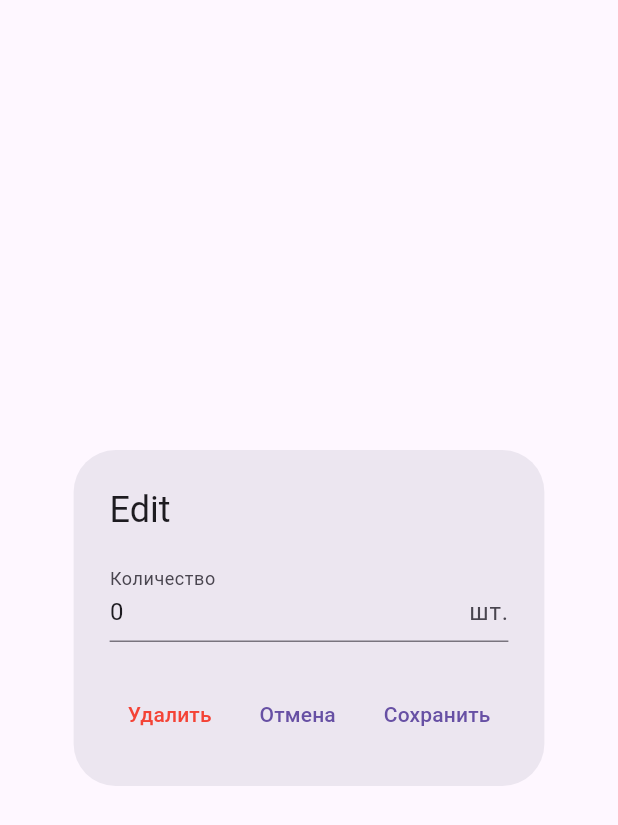
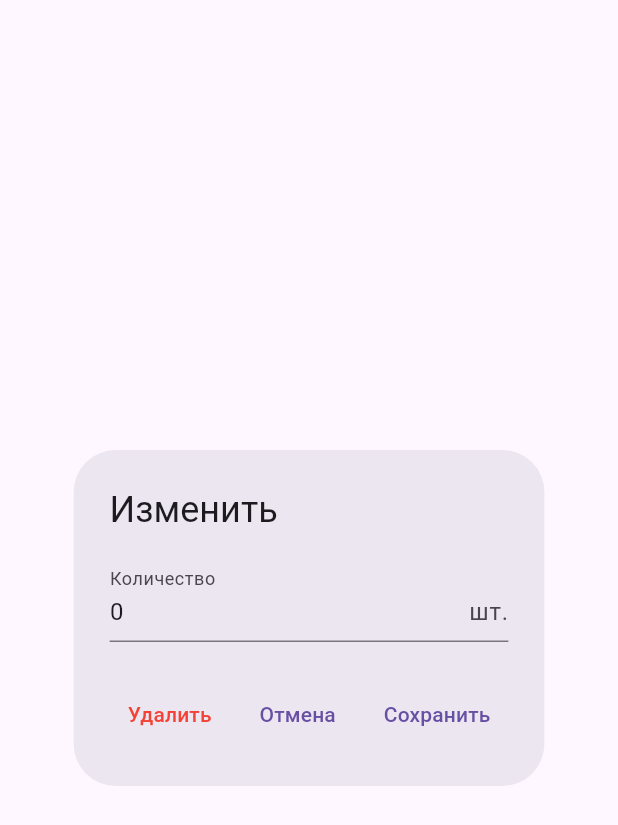
Before and after one commit to Dadanon/Calorifier, a Flutter app: the EditEntryDialog widget shown alone on an empty page, opened directly with empty values, on a phone screen of 412 x 824 dp. Shown: the top 825 px of the screen. Run offline on Flutter 3.47's test engine with Material 3 defaults, Android fonts, the phone set to English and light mode, and no system bars; our stand-ins replace sqflite, table_calendar; accounts and stored records are empty.

Commit message:
Добавлен день сверху в заголовке
(wip) сделать, чтобы прога обновлялась

```diff
--- a/lib/screens/home_screen.dart
+++ b/lib/screens/home_screen.dart
@@ -1,4 +1,5 @@
 import 'package:flutter/material.dart';
+import 'package:intl/intl.dart';
 import 'package:table_calendar/table_calendar.dart';
 import 'package:provider/provider.dart';
 import '../providers.dart';
@@ -33,6 +34,7 @@ class _HomeScreenState extends State<HomeScreen> {
       appBar: AppBar(
         title: const Text('Calorifier'),
         actions: [
+          Text(DateFormat('dd MMMM yyyy').format(_focusedDay)),
           IconButton(
             icon: const Icon(Icons.edit),
             onPressed: () => _navigateToCreateFood(context),
--- a/lib/widgets/edit_entry_dialog.dart
+++ b/lib/widgets/edit_entry_dialog.dart
@@ -24,7 +24,7 @@ class _EditEntryDialogState extends State<EditEntryDialog> {
   @override
   Widget build(BuildContext context) {
     return AlertDialog(
-      title: Text('Edit ${widget.entry.food.name}'),
+      title: Text('Изменить ${widget.entry.food.name}'),
       content: TextFormField(
         controller: _controller,
         keyboardType: TextInputType.number,
```
Also changed, not shown: 1 other file.
